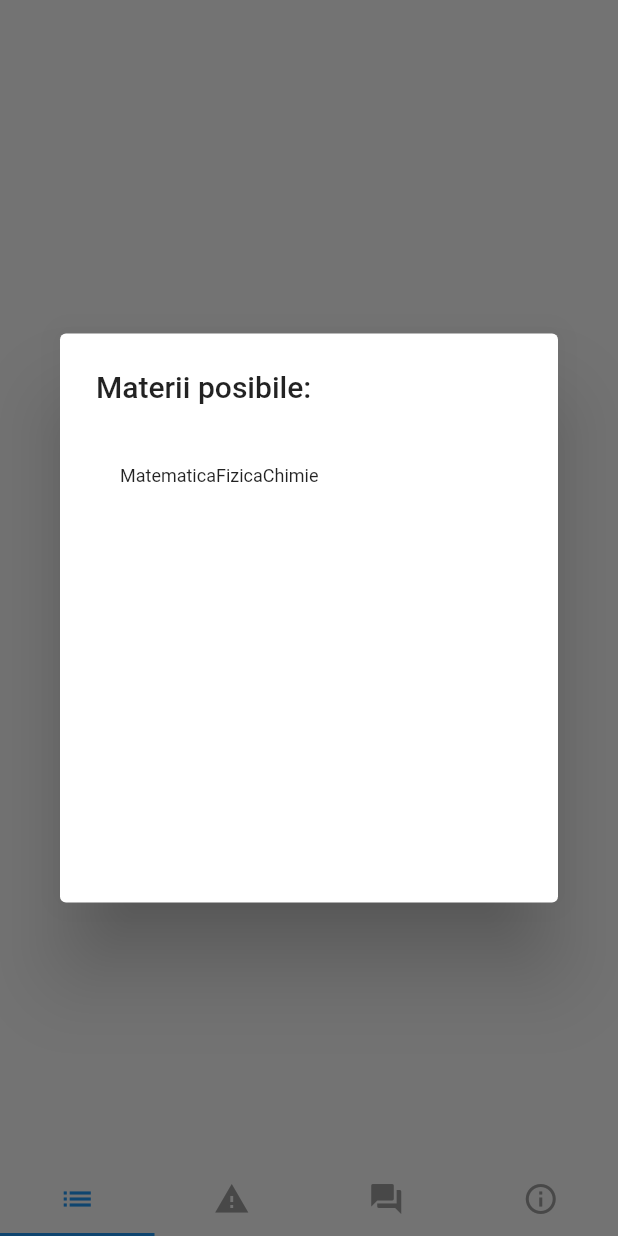
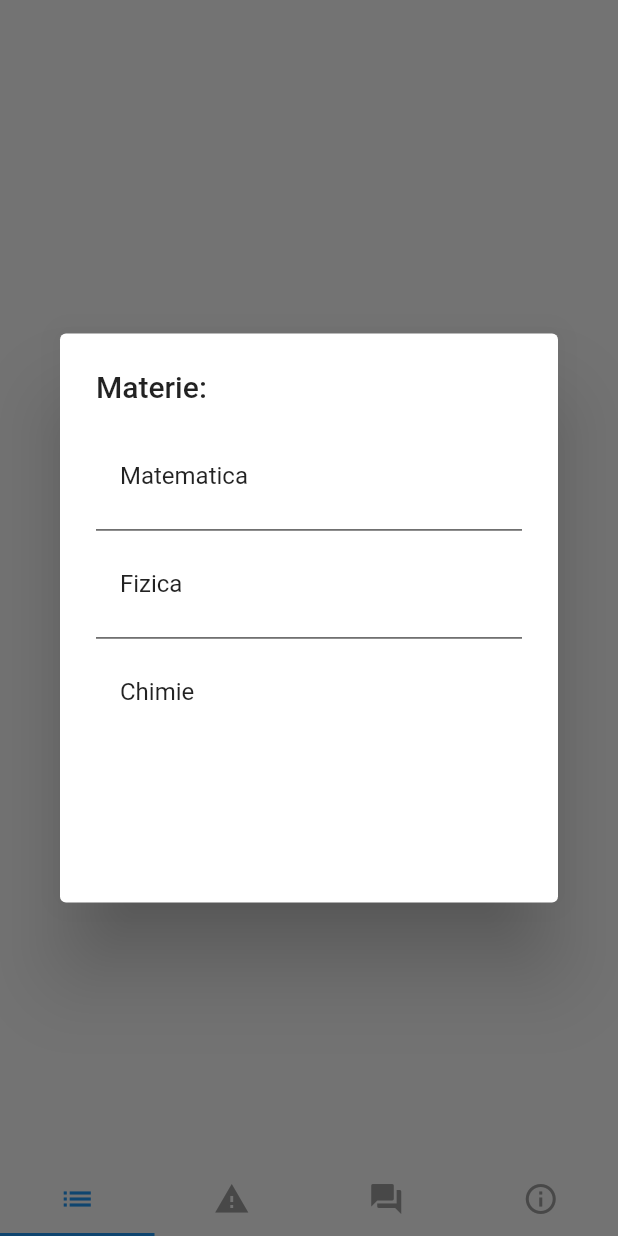
Before and after one commit to alexpavelm/SmartHackProiect, a Flutter app: the screen it shows after launch, after a tap on "Selectati Materia", on a phone screen of 412 x 824 dp. Run offline on Flutter 3.47's test engine with Material 2 defaults, Android fonts, the phone set to English and light mode, and no system bars; our stand-ins replace cloud_firestore, flutter_html; accounts and stored records are empty.

Commit message:
search hardcodat

```diff
--- /dev/null
+++ b/lib/Data/Materie.dart
@@ -0,0 +1,8 @@
+import 'package:flutter/cupertino.dart';
+
+class Materie {
+  String title;
+  Icon icon;
+
+  Materie(this.title, this.icon);
+}
--- a/lib/Data/Question.dart
+++ b/lib/Data/Question.dart
@@ -22,7 +22,7 @@ class Question {
         assert(map['text'] != null),
         assert(map['author'] != null),
         assert(map['keywords'] != null),
-        assert(map['isAnsweared'] != null),
+        assert(map['isAnswered'] != null),
         assert(map['materie'] != null),
 
         id = map['id'],
--- /dev/null
+++ b/lib/Data/SearchResult.dart
@@ -0,0 +1,12 @@
+import 'package:cloud_firestore/cloud_firestore.dart';
+
+import 'Question.dart';
+import 'TopicResult.dart';
+
+class SearchResult {
+  TopicResult topicResult;
+  List<DocumentSnapshot> questions;
+
+  SearchResult(this.topicResult, this.questions);
+
+}
--- /dev/null
+++ b/lib/Data/TopicResult.dart
@@ -0,0 +1,11 @@
+import 'Chapter.dart';
+
+class TopicResult {
+  String materie;
+  String categorieMaterie;
+  Chapter chapter;
+
+  TopicResult(this.materie, this.categorieMaterie, this.chapter);
+
+
+}
--- a/lib/GlobalData.dart
+++ b/lib/GlobalData.dart
@@ -2,6 +2,8 @@ import 'dart:ui';
 import 'package:cloud_firestore/cloud_firestore.dart';
 import 'package:flutter/material.dart';
 import 'package:url_launcher/url_launcher.dart';
+
+import 'Data/Materie.dart';
 
 class GlobalData {
 
@@ -15,6 +17,12 @@ class GlobalData {
 
   int currentChapter = 1;
   List<DocumentSnapshot> matrici;
+  List<DocumentSnapshot> questions;
+  List<Materie> materii = [
+    Materie("Matematica", Icon(Icons.category)),
+    Materie("Fizica", Icon(Icons.phone_android)),
+    Materie("Chimie", Icon(Icons.border_top)),
+  ];
 
   launchURL(String url) async {
     if (await canLaunch(url)) {
--- a/lib/MainView/MainWidget.dart
+++ b/lib/MainView/MainWidget.dart
@@ -1,50 +1,108 @@
 import 'dart:io';
+import 'package:cloud_firestore/cloud_firestore.dart';
 import 'package:flutter/cupertino.dart';
 import 'package:flutter/material.dart';
 import 'package:flutter/widgets.dart';
+import 'package:smarthack_project/Data/Chapter.dart';
+import 'package:smarthack_project/Data/Materie.dart';
+import 'package:smarthack_project/Data/Question.dart';
+import 'package:smarthack_project/Data/SearchResult.dart';
+import 'package:smarthack_project/Data/TopicResult.dart';
+
+import '../GlobalData.dart';
+import 'SearchResultWidget.dart';
 
 class MainWidget extends StatefulWidget {
+  static final _formKey = GlobalKey<FormState>();
   @override
   _MainWidgetState createState() => _MainWidgetState();
 }
 
 class _MainWidgetState extends State<MainWidget> {
   final myController = TextEditingController();
+  var globalData = GlobalData();
+  int materieSelectata;
+
+  @override
+  Widget build(BuildContext context) {
+    return Scaffold(
+        body: Center(
+            child: Column(
+                mainAxisAlignment: MainAxisAlignment.center,
+                children: <Widget>[
+          RaisedButton(
+            color: Colors.lightBlue,
+            child: Text(
+              "Selectati Materia",
+            ),
+            onPressed: () {
+              listMaterii();
+            },
+          ),
+          Form(
+            key: MainWidget._formKey,
+            child: Container(
+              width: 300,
+              child: new Theme(
+                  data: new ThemeData(
+                    primaryColor: Colors.blue,
+                  ),
+                  child: TextFormField(
+                    controller: myController,
+                    decoration: new InputDecoration(
+                      labelText: "Caută un subiect",
+                      fillColor: Colors.white,
+                      border: new OutlineInputBorder(
+                        borderRadius: new BorderRadius.circular(25.0),
+                        borderSide: const BorderSide(
+                            color: Colors.black, width: 0.0),
+                      ),
+                      focusedBorder: OutlineInputBorder(
+                          borderRadius: new BorderRadius.circular(25.0),
+                          borderSide: BorderSide(color: Colors.blue)),
+                      //fillColor: Colors.green
+                    ),
+                    validator: (val) {
+                      if (val.length == 0) {
+                        return "Inserează un text";
+                      } else {
+                        return null;
+                      }
+                    },
+                    style: new TextStyle(
+                        fontFamily: "Poppins",),
+                  ))
+            ),
+          ),
+                  getDataButton(),
+        ])));
+  }
 
   Future listMaterii() {
+    var globalData = GlobalData();
     return showDialog(
         context: context,
         builder: (context) {
           return Container(
             child: AlertDialog(
-              title: Text("Materii posibile: "),
+              title: Text("Materie:"),
               content: SizedBox(
                 width: MediaQuery.of(context).size.height * 0.8,
                 height: MediaQuery.of(context).size.width * 0.7,
                 child: ListView.separated(
-                  itemCount: 1,
+                  itemCount: globalData.materii.length,
                   itemBuilder: (BuildContext context, int index) {
                     return InkWell(
                       onTap: () {
                         setState(() {
+                          materieSelectata = index;
                           Navigator.of(context).pop();
                         });
                       },
                       child: ListTile(
                         title: Row(
                           children: <Widget>[
-                            Text(
-                              "Matematica",
-                              style: TextStyle(fontSize: 12),
-                            ),
-                            Text(
-                              "Fizica",
-                              style: TextStyle(fontSize: 12),
-                            ),
-                            Text(
-                              "Chimie",
-                              style: TextStyle(fontSize: 12),
-                            ),
+                            Text(globalData.materii[index].title)
                           ],
                         ),
                       ),
@@ -60,43 +118,50 @@ class _MainWidgetState extends State<MainWidget> {
         });
   }
 
-  void searchInList(String topic) {
+  Widget getDataButton() {
 
+    return StreamBuilder<QuerySnapshot>(
+      stream: Firestore.instance.collection("questions").snapshots(),
+      builder: (context, snapshot) {
+        if (!snapshot.hasData) return Center(child: CircularProgressIndicator(),);
+        globalData.questions = snapshot.data.documents;
+        globalData.questions.sort((a, b) =>
+            Chapter
+                .fromSnapshot(a)
+                .id
+                .compareTo(Chapter
+                .fromSnapshot(b)
+                .id));
+        if (globalData.questions == null) {
+          globalData.questions = new List();
+        }
+        return RaisedButton(
+          textColor: Colors.white,
+          color: Colors.blue,
+          shape: new RoundedRectangleBorder(
+            borderRadius: new BorderRadius.circular(30.0),
+          ),
+          onPressed: () {
+            // Validate returns true if the form is valid, or false
+            // otherwise.
+            if (MainWidget._formKey.currentState.validate()) {
+              FocusScope.of(context).unfocus();
+              searchData(globalData.materii[materieSelectata]);
+            }
+          },
+          child: Text('Căutare'),
+        );
+
+      },
+    );
   }
 
-  @override
-  Widget build(BuildContext context) {
-    return Scaffold(
-        body: Center(
-        child:
-        Column(
-          mainAxisAlignment: MainAxisAlignment.center,
-        children: <Widget>[
-          RaisedButton(
-            color: Colors.lightBlue,
-            child: Text(
-              "Selectati Materia",
-            ),
-            onPressed: () {
-              listMaterii();
-            },
-          ),
-          Container(
-            width: 100,
-            child: TextField(
-              controller: myController,
-            ),
-          ),
-          RaisedButton(
-            color: Colors.lightBlue,
-            onPressed: () {
-              searchInList(myController.text);
-            },
-            child: Text("Search"),
-          ),
-      ]
-    )
-    )
-    );
+  void searchData(Materie materie) {
+        SearchResult searchResult = new SearchResult(new TopicResult("Matematica", "Matrici",
+        Chapter.fromSnapshot(globalData.matrici[0])), globalData.questions);
+        Navigator.push(
+          context,
+          MaterialPageRoute(builder: (context) => SearchResultWidget(searchResult)),
+        );
   }
 }
--- a/lib/MaterieWidget.dart
+++ b/lib/MaterieWidget.dart
@@ -1,7 +1,13 @@
 import 'package:flutter/cupertino.dart';
 import 'package:flutter/material.dart';
 
+import 'Data/Materie.dart';
+
 class MaterieWidget extends StatefulWidget {
+  Materie materie;
+
+  MaterieWidget(this.materie);
+
   @override
   _MaterieWidgetState createState() => _MaterieWidgetState();
 }
@@ -20,9 +26,9 @@ class _MaterieWidgetState extends State<MaterieWidget> {
             child: Column(
               mainAxisSize: MainAxisSize.min,
               children: <Widget>[
-                const ListTile(
-                  leading: Icon(Icons.category, size: 30),
-                  title: Text('Matematica', style: TextStyle(fontSize: 25)),
+                ListTile(
+                  leading: widget.materie.icon,
+                  title: Text(widget.materie.title, style: TextStyle(fontSize: 25)),
                 ),
               ],
             ),
--- a/lib/QuestionsView/QuestionCard.dart
+++ b/lib/QuestionsView/QuestionCard.dart
@@ -19,14 +19,13 @@ class QuestionCardState extends State<QuestionCard> {
     String title = widget.question.title;
     String text = widget.question.text;
     String username = widget.question.author;
-    String answers = widget.question.answers.length.toString();
+    String answers = "0";
 
     return Padding(
-      padding: const EdgeInsets.all(8.0),
+      padding: const EdgeInsets.only(left: 4, right: 4, bottom: 1),
       child: Card(
         color: Color(0xFFFFFFFF),
         child: Container(
-          height: 120,
           child: Padding(
             padding: const EdgeInsets.all(8.0),
             child: Column(
```
Also changed, not shown: lib/MainView/SearchResultWidget.dart (added, +35 -0 lines), lib/TestWidget.dart (added, +16 -0 lines), 1 other file.
